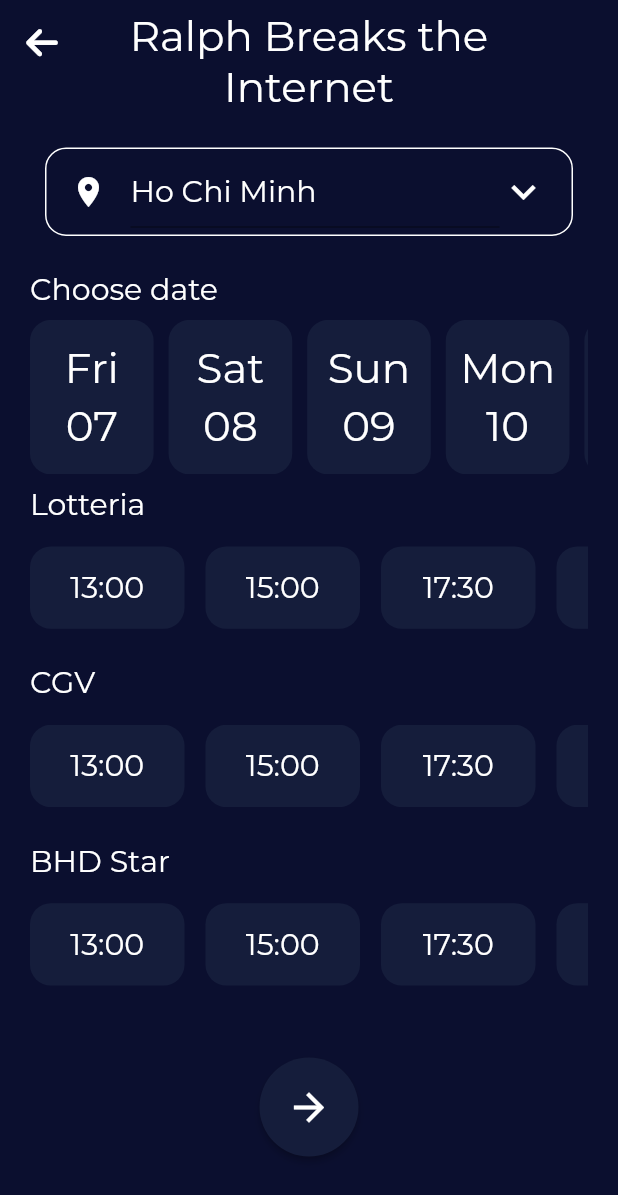
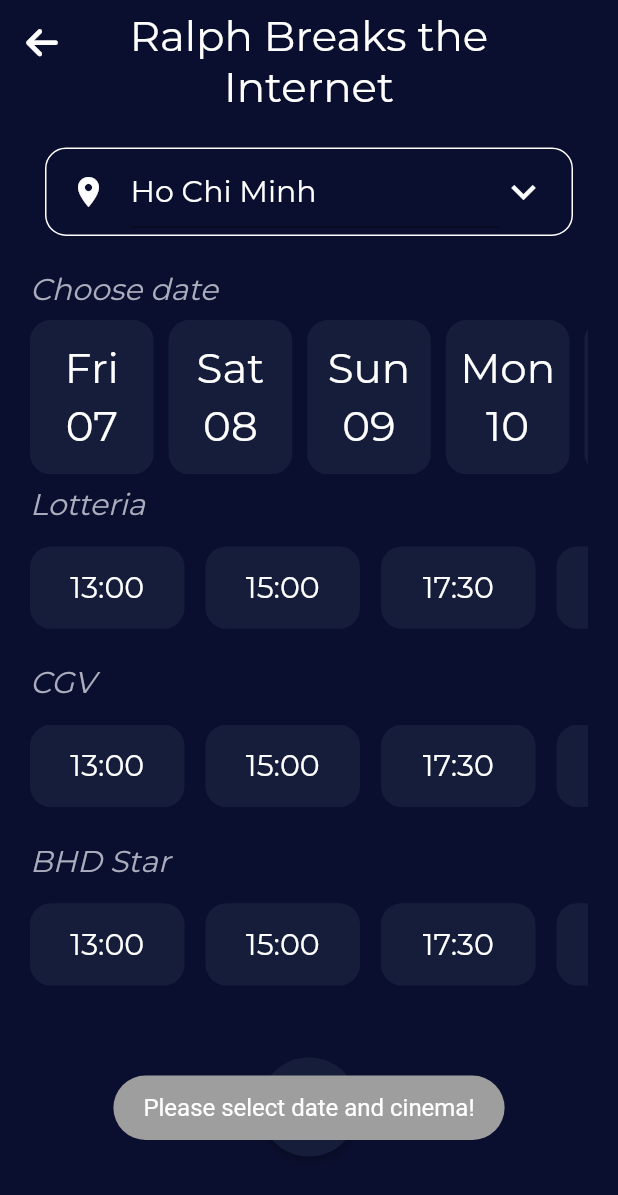
Before and after one commit to quitam/final, a Flutter app: the SelectCinemaPage screen opened directly, after a tap on the "arrow forward" icon, on a phone screen of 412 x 824 dp. Shown: the top 1195 px of the screen. Run offline on Flutter 3.47's test engine with Material 2 defaults, Android fonts, the phone set to English and light mode, and no system bars; our stand-ins replace carousel_slider, cloud_firestore, firebase_core, fluttertoast, font_awesome_flutter; accounts and stored records are empty.

Commit message:
select-seat-screen-tam

```diff
--- a/lib/constants/asset_path.dart
+++ b/lib/constants/asset_path.dart
@@ -31,4 +31,5 @@ class AssetPath {
   static const String trailer2 = '${imagePath}trailer2.png';
 
   static const String iconControl = '${iconPath}control.png';
+  static const String screen = '${imagePath}screen.png';
 }
--- /dev/null
+++ b/lib/modules/selectCinema/components/header.dart
@@ -0,0 +1,27 @@
+import 'package:final_project/config/themes/app_text_styles.dart';
+import 'package:flutter/material.dart';
+
+class Header extends StatelessWidget {
+  final String title;
+  const Header({
+    super.key,
+    required this.size,
+    required this.title,
+  });
+
+  final Size size;
+
+  @override
+  Widget build(BuildContext context) {
+    return SizedBox(
+      height: size.height / 10,
+      child: Center(
+        child: Text(
+          title,
+          style: AppTextStyles.heading28,
+          textAlign: TextAlign.center,
+        ),
+      ),
+    );
+  }
+}
--- a/lib/modules/selectCinema/select_cinema_page.dart
+++ b/lib/modules/selectCinema/select_cinema_page.dart
@@ -1,7 +1,9 @@
 import 'package:final_project/config/themes/app_colors.dart';
 import 'package:final_project/config/themes/app_text_styles.dart';
 import 'package:final_project/models/test_models.dart';
-import 'package:final_project/modules/selectCinema/components/time_bar.dart';
+import 'package:final_project/modules/selectCinema/components/header.dart';
+import 'package:final_project/modules/selectSeat/select_seat_page.dart';
+import 'package:final_project/widgets/toast.dart';
 import 'package:flutter/material.dart';
 import 'package:font_awesome_flutter/font_awesome_flutter.dart';
 
@@ -31,15 +33,9 @@ class _SelectCinemaPageState extends State<SelectCinemaPage> {
             children: [
               Stack(
                 children: [
-                  SizedBox(
-                    height: size.height / 10,
-                    child: const Center(
-                      child: Text(
-                        'Ralph Breaks the\nInternet',
-                        style: AppTextStyles.heading28,
-                        textAlign: TextAlign.center,
-                      ),
-                    ),
+                  Header(
+                    size: size,
+                    title: 'Ralph Breaks the\nInternet',
                   ),
                   buildAppBar(context)
                 ],
@@ -234,7 +230,19 @@ class _SelectCinemaPageState extends State<SelectCinemaPage> {
               Container(
                 margin: const EdgeInsets.symmetric(vertical: 32),
                 child: ElevatedButton(
-                  onPressed: () {},
+                  onPressed: () {
+                    if (selectedDate != -1 && selectedTimeLot != -1 ||
+                        selectedDate != -1 && selectedTimeCGV != -1 ||
+                        selectedDate != -1 && selectedTimeBHD != -1) {
+                      Navigator.push(
+                          context,
+                          MaterialPageRoute(
+                            builder: (context) => const SelectSeatPage(),
+                          ));
+                    } else {
+                      toast('Please select date and cinema!');
+                    }
+                  },
                   style: ElevatedButton.styleFrom(
                       backgroundColor:
                           (selectedDate != -1 && selectedTimeLot != -1 ||
@@ -262,7 +270,8 @@ class _SelectCinemaPageState extends State<SelectCinemaPage> {
       margin: const EdgeInsets.symmetric(vertical: 8, horizontal: 20),
       child: Text(
         title,
-        style: AppTextStyles.heading20,
+        style: AppTextStyles.heading20
+            .copyWith(fontStyle: FontStyle.italic, color: AppColors.grey),
       ),
     );
   }
--- /dev/null
+++ b/lib/widgets/toast.dart
@@ -0,0 +1,13 @@
+import 'package:flutter/material.dart';
+import 'package:fluttertoast/fluttertoast.dart';
+
+toast(msg) {
+  return Fluttertoast.showToast(
+      msg: msg,
+      toastLength: Toast.LENGTH_SHORT,
+      gravity: ToastGravity.BOTTOM,
+      timeInSecForIosWeb: 1,
+      backgroundColor: Colors.grey,
+      textColor: Colors.white,
+      fontSize: 16.0);
+}
--- a/pubspec.yaml
+++ b/pubspec.yaml
@@ -38,6 +38,7 @@ dependencies:
   carousel_slider: ^4.2.1
   cloud_firestore: ^4.5.0
   firebase_core: any
+  fluttertoast: ^8.2.1
 
 dev_dependencies:
   flutter_test:
```
Also changed, not shown: lib/models/test_models.dart (+3 -15 lines), lib/modules/checkOut/check_out_page.dart (added, +10 -0 lines), lib/modules/selectCinema/components/time_bar.dart (deleted, +0 -39 lines), lib/modules/selectSeat/select_seat_page.dart (added, +191 -0 lines), assets/images/screen.png (added), pubspec.lock.
